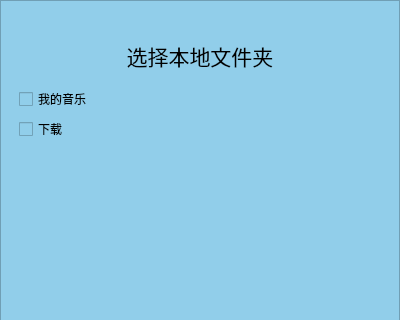
Above: MyMusic/MyMusic/selectlocmusic_dlg.ui from qunigouming/MyMusic before the change; both pictures show x 0 to 400 and y 0 to 320 of the 400 by 500 pixel window. Below: the same form after it.
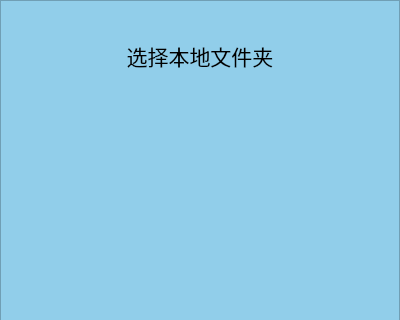
That is the form after the change.

Diff of the .ui file:
```diff
--- a/MyMusic/MyMusic/selectlocmusic_dlg.ui
+++ b/MyMusic/MyMusic/selectlocmusic_dlg.ui
@@ -147,22 +147,7 @@
           </item>
           <item>
            <widget class="QWidget" name="pathWidget" native="true">
-            <layout class="QVBoxLayout" name="verticalLayout_3">
-             <item>
-              <widget class="QCheckBox" name="checkBox">
-               <property name="text">
-                <string>我的音乐</string>
-               </property>
-              </widget>
-             </item>
-             <item>
-              <widget class="QCheckBox" name="checkBox_2">
-               <property name="text">
-                <string>下载</string>
-               </property>
-              </widget>
-             </item>
-            </layout>
+            <layout class="QVBoxLayout" name="verticalLayout_3"/>
            </widget>
           </item>
           <item>
```
